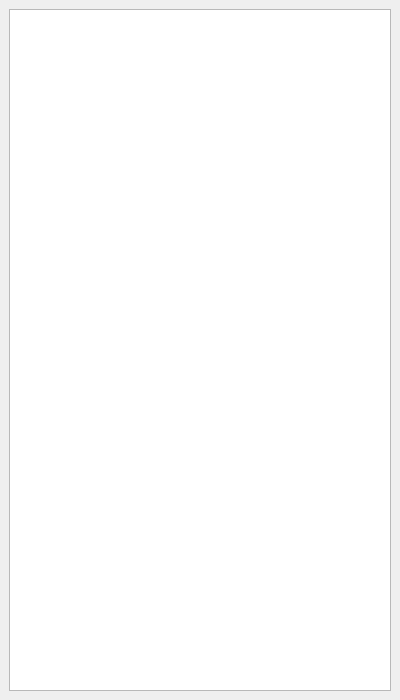
Above: applications/mne_browse_raw_qt/FormFiles/datawindowdock.ui from mne-tools/mne-cpp before the change. Below: the same form after it.
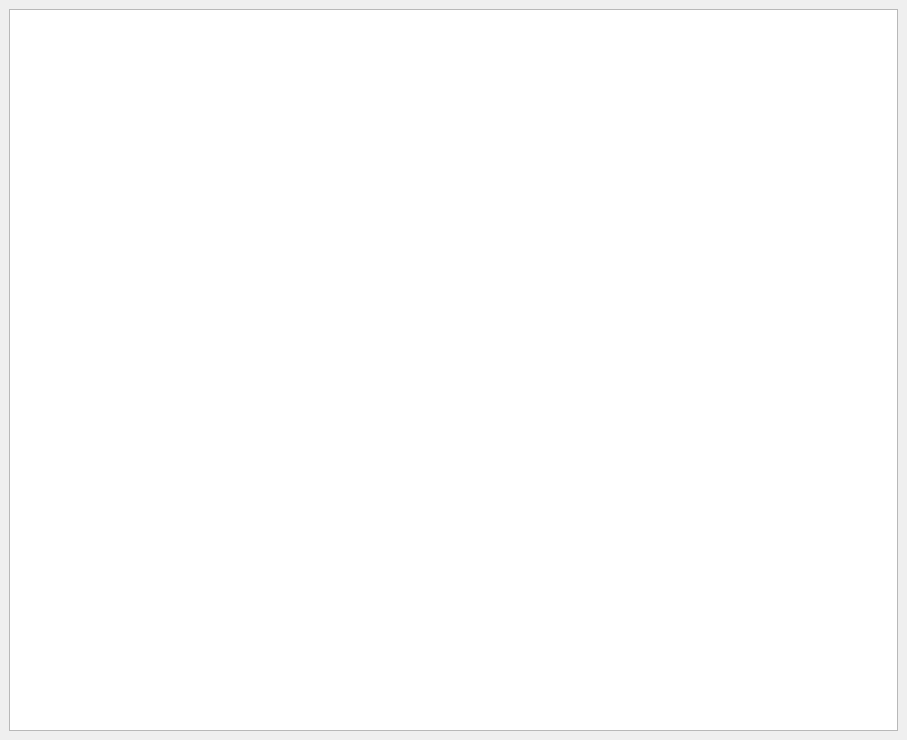
That is the form after the change.

Patch:
```diff
--- a/applications/mne_browse_raw_qt/FormFiles/datawindowdock.ui
+++ b/applications/mne_browse_raw_qt/FormFiles/datawindowdock.ui
@@ -6,12 +6,12 @@
    <rect>
     <x>0</x>
     <y>0</y>
-    <width>400</width>
-    <height>700</height>
+    <width>907</width>
+    <height>740</height>
    </rect>
   </property>
   <property name="sizePolicy">
-   <sizepolicy hsizetype="MinimumExpanding" vsizetype="MinimumExpanding">
+   <sizepolicy hsizetype="Preferred" vsizetype="Preferred">
     <horstretch>0</horstretch>
     <verstretch>0</verstretch>
    </sizepolicy>
@@ -19,7 +19,7 @@
   <property name="minimumSize">
    <size>
     <width>200</width>
-    <height>700</height>
+    <height>200</height>
    </size>
   </property>
   <property name="allowedAreas">
@@ -29,9 +29,21 @@
    <string>Data Plot</string>
   </property>
   <widget class="QWidget" name="dockWidgetContents">
-   <layout class="QVBoxLayout" name="verticalLayout">
+   <layout class="QHBoxLayout" name="horizontalLayout">
     <item>
      <widget class="QTableView" name="m_tableView_rawTableView">
+      <property name="sizePolicy">
+       <sizepolicy hsizetype="Expanding" vsizetype="Expanding">
+        <horstretch>0</horstretch>
+        <verstretch>0</verstretch>
+       </sizepolicy>
+      </property>
+      <property name="minimumSize">
+       <size>
+        <width>0</width>
+        <height>0</height>
+       </size>
+      </property>
       <property name="autoScroll">
        <bool>false</bool>
       </property>
```
Left out of the diff: 4 changed lines with no effect on the pictures.
